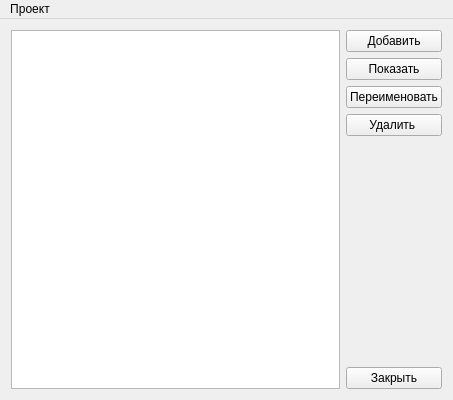
Above: mainwindow.ui from sokolukanton/overture before the change. Below: the same form after it.
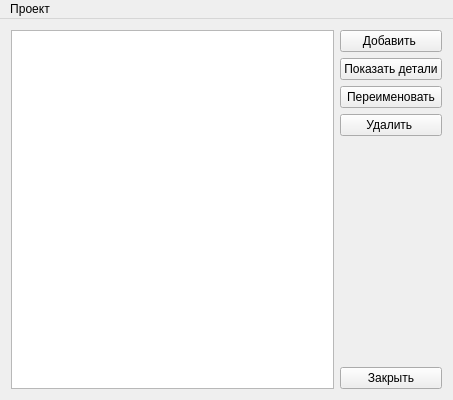
That is the form after the change.

Diff of the .ui file:
```diff
--- a/mainwindow.ui
+++ b/mainwindow.ui
@@ -38,7 +38,7 @@
         <item row="0" column="0">
          <widget class="QPushButton" name="pushButton">
           <property name="text">
-           <string>Добавить</string>
+           <string>Добавить </string>
           </property>
          </widget>
         </item>
@@ -48,7 +48,7 @@
            <bool>true</bool>
           </property>
           <property name="text">
-           <string>Показать</string>
+           <string>Показать детали</string>
           </property>
          </widget>
         </item>
```
Left out of the diff: 12 changed lines with no effect on the pictures.
